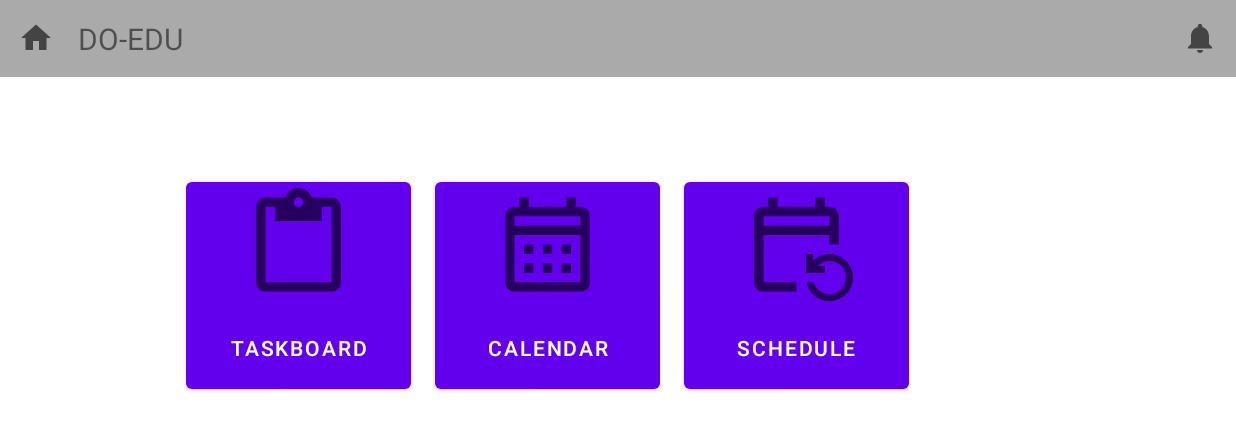
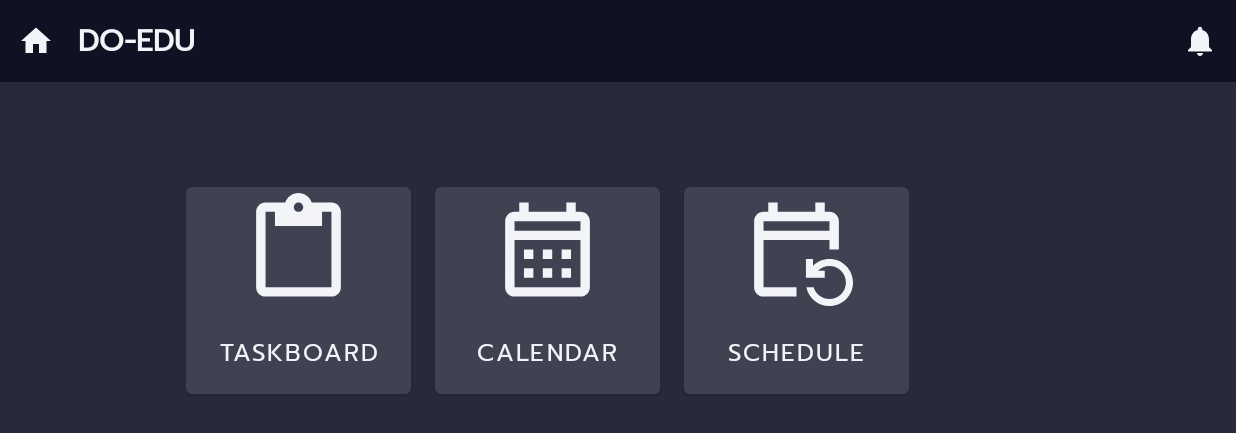
Before and after one commit to grantmacmillan/COMP231-Project, an Android app: the screen it shows after launch (MainActivity), on a phone screen of 824 x 412 dp (held sideways). Shown: the top 433 px of the screen. Run offline under Robolectric (Android 15) with nearby library versions, the phone set to English and light mode, and no system bars.

Commit message:
themes and fonts

```diff
--- a/app/src/main/res/layout/activity_main.xml
+++ b/app/src/main/res/layout/activity_main.xml
@@ -3,8 +3,9 @@
     xmlns:app="http://schemas.android.com/apk/res-auto"
     xmlns:tools="http://schemas.android.com/tools"
     android:layout_width="match_parent"
-    android:layout_height="wrap_content"
+    android:layout_height="match_parent"
     android:orientation="vertical"
+    android:background="@color/gray800"
     tools:context=".MainActivity">
     <include layout="@layout/toolbar"/>
 
@@ -21,20 +22,29 @@
             android:layout_marginBottom="16dp"
             android:drawableTop="@drawable/ic_clipboard"
             android:text="Taskboard"
+            android:textSize="16dp"
+            android:drawableTint="@color/white100"
+            android:textColor="@color/white100"
             android:onClick="button1Clicked"/>
         <Button
             android:layout_width="150dp"
             android:layout_height="150dp"
             android:layout_marginBottom="16dp"
             android:layout_marginLeft="16dp"
+            android:textSize="16dp"
             android:layout_marginRight="16dp"
             android:drawableTop="@drawable/ic_calendar"
             android:text="Calendar"
+            android:drawableTint="@color/white100"
+            android:textColor="@color/white100"
             android:onClick="button2Clicked"/>
         <Button
             android:layout_width="150dp"
             android:layout_height="150dp"
+            android:textSize="16dp"
             android:layout_marginBottom="16dp"
+            android:drawableTint="@color/white100"
+            android:textColor="@color/white100"
             android:drawableTop="@drawable/ic_weeklyevent"
             android:text="Schedule"
             android:onClick="button3Clicked"/>
--- a/app/src/main/res/layout/toolbar.xml
+++ b/app/src/main/res/layout/toolbar.xml
@@ -1,27 +1,33 @@
 <?xml version="1.0" encoding="utf-8"?>
 <RelativeLayout xmlns:android="http://schemas.android.com/apk/res/android"
+    xmlns:app="http://schemas.android.com/apk/res-auto"
     android:layout_width="match_parent"
-    android:layout_height="match_parent"
+    android:layout_height="wrap_content"
     >
 
     <RelativeLayout
-        android:background="@android:color/darker_gray"
+        android:background="@color/black900"
         android:layout_width="match_parent"
         android:layout_height="wrap_content"
         android:padding="12dp">
 
 
         <ImageView
+
             android:layout_width="wrap_content"
             android:layout_height="wrap_content"
             android:id="@+id/homeIcon"
             android:layout_centerVertical="true"
-            android:src="@drawable/ic_baseline_home_24"/>
+            android:src="@drawable/ic_baseline_home_24"
+            app:tint="@color/white100" />
 
         <TextView
+            android:textColor="@color/white100"
             android:layout_width="wrap_content"
             android:layout_height="wrap_content"
             android:gravity="center"
+            android:textStyle="bold"
+            android:fontFamily="@font/prompt"
             android:layout_toEndOf="@id/homeIcon"
             android:layout_marginStart="16dp"
             android:id="@+id/toolBarTitle"
@@ -34,7 +40,8 @@
             android:id="@+id/bellIcon"
             android:layout_alignParentEnd="true"
             android:layout_centerVertical="true"
-            android:src="@drawable/ic_baseline_notifications_24"/>/>
+            android:src="@drawable/ic_baseline_notifications_24"
+            app:tint="@color/white100"/>
 
     </RelativeLayout>
 
--- a/app/src/main/res/values/colors.xml
+++ b/app/src/main/res/values/colors.xml
@@ -10,4 +10,14 @@
     <color name="gray">#2C3333</color>
     <color name="dark_gray">#1a1f1f</color>
     <color name="light_gray">#808080</color>
+
+    <color name="white100">#F3F4F8</color>
+    <color name="gray200">#D2D4DA</color>
+    <color name="gray300">#B3B5BD</color>
+    <color name="gray400">#9496A1</color>
+    <color name="gray500">#777986</color>
+    <color name="gray600">#5B5D6B</color>
+    <color name="gray700">#404252</color>
+    <color name="gray800">#282A3A</color>
+    <color name="black900">#101223</color>
 </resources>
--- a/app/src/main/res/values/themes.xml
+++ b/app/src/main/res/values/themes.xml
@@ -2,9 +2,9 @@
     <!-- Base application theme. -->
     <style name="Theme.COMP231_FinalProject" parent="Theme.MaterialComponents.DayNight.NoActionBar">
         <!-- Primary brand color. -->
-        <item name="colorPrimary">@color/purple_500</item>
-        <item name="colorPrimaryVariant">@color/purple_700</item>
-        <item name="colorOnPrimary">@color/white</item>
+        <item name="colorPrimary">@color/gray700</item>
+        <item name="colorPrimaryVariant">@color/gray700</item>
+        <item name="colorOnPrimary">@color/gray300</item>
         <!-- Secondary brand color. -->
         <item name="colorSecondary">@color/teal_200</item>
         <item name="colorSecondaryVariant">@color/teal_700</item>
@@ -12,5 +12,7 @@
         <!-- Status bar color. -->
         <item name="android:statusBarColor" tools:targetApi="l">?attr/colorPrimaryVariant</item>
         <!-- Customize your theme here. -->
+
+        <item name="android:fontFamily">@font/prompt</item>
     </style>
 </resources>
```
Also changed, not shown: app/src/main/res/font/prompt.ttf (added).
